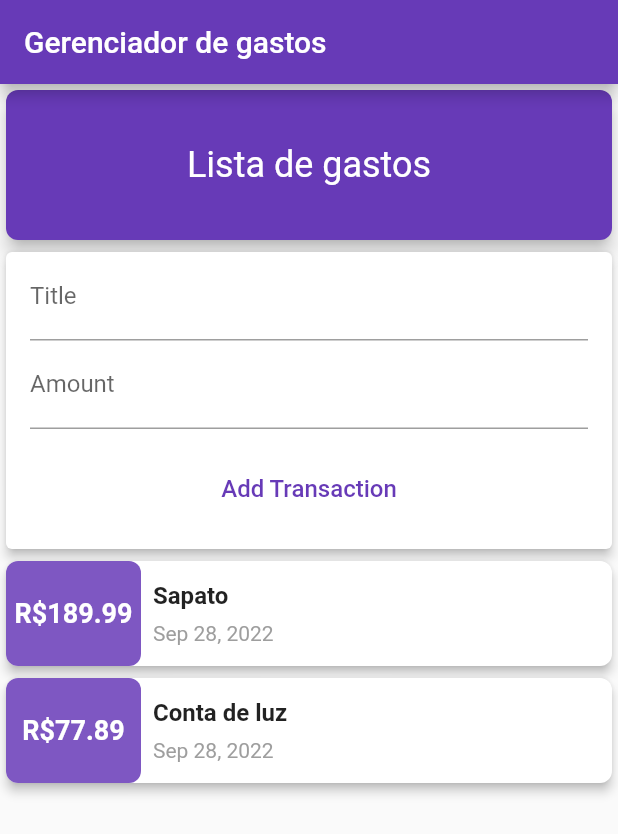
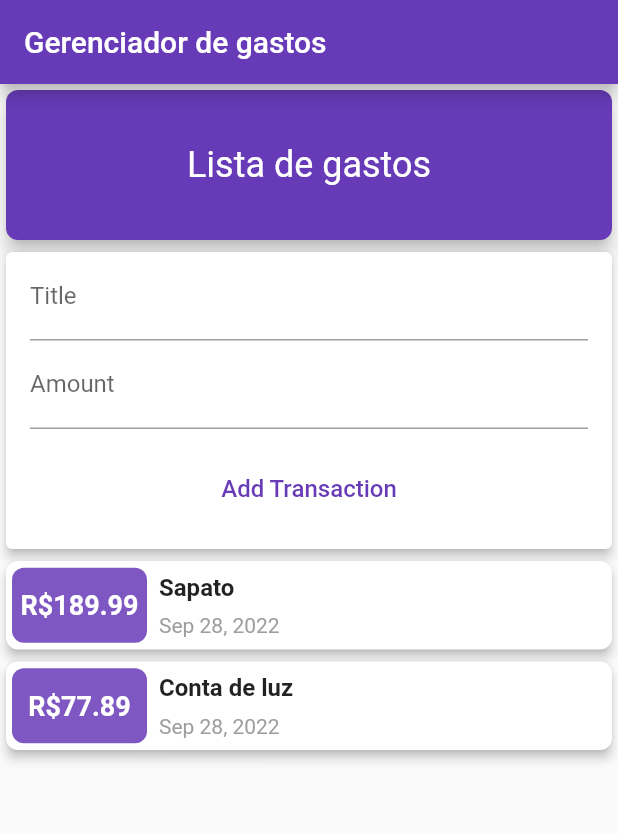
Before and after one commit to silveiraluisf/projeto_flutter_treino_gerenciador_gastos, a Flutter app: the screen it shows after launch, on a phone screen of 412 x 824 dp. Shown: the top 834 px of the screen. Run offline on Flutter 3.47's test engine with Material 2 defaults, Android fonts, the light colour scheme and no system bars.

Commit message:
ajustes de layout

```diff
--- a/lib/components/transactions_list.dart
+++ b/lib/components/transactions_list.dart
@@ -21,12 +21,13 @@ class TransactionsList extends StatelessWidget {
           child: Row(
             children: [
               Container(
+                margin: const EdgeInsets.only(left: 4),
                 decoration: BoxDecoration(
                   borderRadius: BorderRadius.circular(8),
                   color: Colors.deepPurple[400],
                 ),
                 width: 90,
-                height: 70,
+                height: 50,
                 child:
                     Row(mainAxisAlignment: MainAxisAlignment.center, children: [
                   Text(
```
